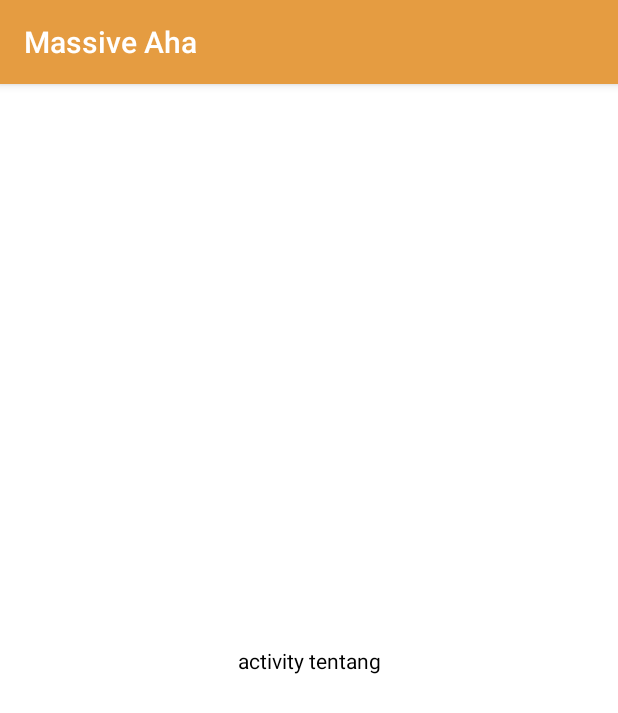
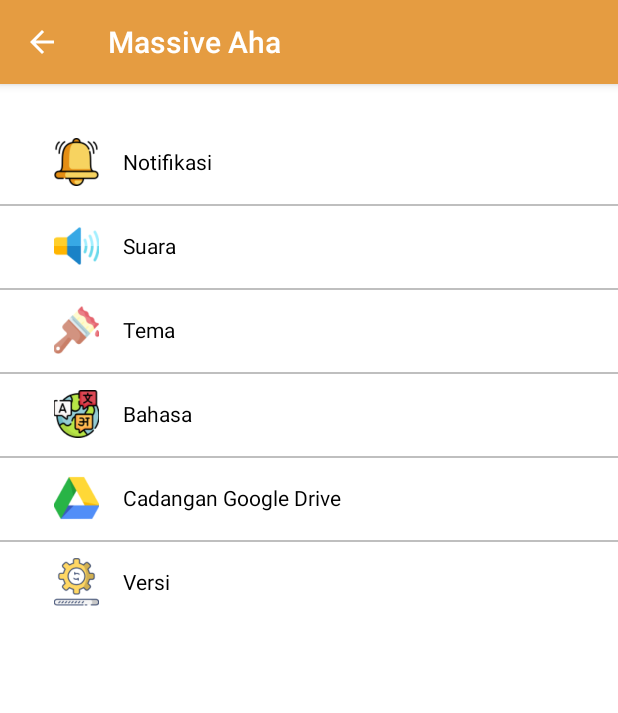
Before and after one commit to fillah11/MassiveC-mAYMO, an Android app: the AboutAct screen opened directly, with no data from a screen before it, on a phone screen of 412 x 824 dp. Shown: the top 713 px of the screen. Run offline under Robolectric (Android 15) with nearby library versions, the phone set to English and light mode, and no system bars.

Commit message:
Tentang Aplikasi

```diff
--- a/app/src/main/java/com/fillah/massiveaha/one/AboutAct.kt
+++ b/app/src/main/java/com/fillah/massiveaha/one/AboutAct.kt
@@ -2,11 +2,56 @@ package com.fillah.massiveaha.one
 
 import android.support.v7.app.AppCompatActivity
 import android.os.Bundle
+import android.support.v7.app.ActionBar
+import android.view.MenuItem
+import android.widget.Toast
 import com.fillah.massiveaha.R
+import com.fillah.massiveaha.databinding.ActivityAboutBinding
 
 class AboutAct : AppCompatActivity() {
+
+    private lateinit var binding: ActivityAboutBinding
+
     override fun onCreate(savedInstanceState: Bundle?) {
         super.onCreate(savedInstanceState)
-        setContentView(R.layout.activity_about)
+        binding = ActivityAboutBinding.inflate(layoutInflater)
+        setContentView(binding.root)
+
+        var actionBar = getSupportActionBar()
+
+
+        if (actionBar != null) {
+            actionBar.setDisplayHomeAsUpEnabled(true)
+        }
+
+        binding.tvNotifikasi.setOnClickListener{
+            Toast.makeText(this, "Notifikasi", Toast.LENGTH_SHORT).show()
+        }
+
+        binding.tvSuara.setOnClickListener{
+            Toast.makeText(this, "Suara", Toast.LENGTH_SHORT).show()
+        }
+
+        binding.tvTema.setOnClickListener{
+            Toast.makeText(this, "Tema", Toast.LENGTH_SHORT).show()
+        }
+
+        binding.tvBahasa.setOnClickListener{
+            Toast.makeText(this, "Bahasa", Toast.LENGTH_SHORT).show()
+        }
+
+        binding.tvCadangan.setOnClickListener{
+            Toast.makeText(this, "Cadangan Google Drive", Toast.LENGTH_SHORT).show()
+        }
+
+        binding.tvVersi.setOnClickListener{
+            Toast.makeText(this, "Versi", Toast.LENGTH_SHORT).show()
+        }
+
+    }
+
+    override fun onSupportNavigateUp(): Boolean {
+        finish()
+        return true
     }
 }
--- /dev/null
+++ b/app/src/main/res/drawable/bahasa.xml
@@ -0,0 +1,9 @@
+<?xml version="1.0" encoding="utf-8"?>
+<layer-list xmlns:android="http://schemas.android.com/apk/res/android">
+
+    <item
+        android:drawable="@drawable/bahasa_icon"
+        android:width="30dp"
+        android:height="32dp"/>
+
+</layer-list>
--- /dev/null
+++ b/app/src/main/res/drawable/cadangan.xml
@@ -0,0 +1,9 @@
+<?xml version="1.0" encoding="utf-8"?>
+<layer-list xmlns:android="http://schemas.android.com/apk/res/android">
+
+    <item
+        android:drawable="@drawable/cadangan_icon"
+        android:width="30dp"
+        android:height="32dp"/>
+
+</layer-list>
--- /dev/null
+++ b/app/src/main/res/drawable/google.xml
@@ -0,0 +1,9 @@
+<?xml version="1.0" encoding="utf-8"?>
+<layer-list xmlns:android="http://schemas.android.com/apk/res/android">
+
+    <item
+        android:drawable="@drawable/google_icon"
+        android:width="22dp"
+        android:height="22dp"/>
+
+</layer-list>
--- /dev/null
+++ b/app/src/main/res/drawable/notifikasi.xml
@@ -0,0 +1,9 @@
+<?xml version="1.0" encoding="utf-8"?>
+<layer-list xmlns:android="http://schemas.android.com/apk/res/android">
+
+    <item
+        android:drawable="@drawable/notifikasi_icon"
+        android:width="30dp"
+        android:height="32dp"/>
+
+</layer-list>
--- /dev/null
+++ b/app/src/main/res/drawable/suara.xml
@@ -0,0 +1,9 @@
+<?xml version="1.0" encoding="utf-8"?>
+<layer-list xmlns:android="http://schemas.android.com/apk/res/android">
+
+    <item
+        android:drawable="@drawable/suara_icon"
+        android:width="30dp"
+        android:height="32dp"/>
+
+</layer-list>
--- /dev/null
+++ b/app/src/main/res/drawable/tema.xml
@@ -0,0 +1,9 @@
+<?xml version="1.0" encoding="utf-8"?>
+<layer-list xmlns:android="http://schemas.android.com/apk/res/android">
+
+    <item
+        android:drawable="@drawable/tema_icon"
+        android:width="30dp"
+        android:height="32dp"/>
+
+</layer-list>
--- /dev/null
+++ b/app/src/main/res/drawable/versi.xml
@@ -0,0 +1,9 @@
+<?xml version="1.0" encoding="utf-8"?>
+<layer-list xmlns:android="http://schemas.android.com/apk/res/android">
+
+    <item
+        android:drawable="@drawable/versi_icon"
+        android:width="30dp"
+        android:height="32dp"/>
+
+</layer-list>
--- a/app/src/main/res/layout/activity_about.xml
+++ b/app/src/main/res/layout/activity_about.xml
@@ -4,18 +4,133 @@
     xmlns:tools="http://schemas.android.com/tools"
     android:layout_width="match_parent"
     android:layout_height="match_parent"
-    tools:context=".one.AboutAct">
+    tools:context=".one.AboutAct"
+    android:paddingTop="24dp">
 
     <TextView
-        android:layout_width="wrap_content"
+        android:id="@+id/tv_Notifikasi"
+        android:layout_width="match_parent"
         android:layout_height="wrap_content"
-        android:text="activity tentang"
+        android:text="Notifikasi"
         android:textColor="@color/black"
+        android:paddingVertical="12dp"
+        android:paddingHorizontal="36dp"
+        android:textSize="14sp"
+        android:gravity="center_vertical"
+        android:drawableStart="@drawable/notifikasi"
+        android:drawablePadding="16dp"
         app:layout_constraintTop_toTopOf="parent"
         app:layout_constraintStart_toStartOf="parent"
-        app:layout_constraintEnd_toEndOf="parent"
-        app:layout_constraintBottom_toBottomOf="parent"
-        />
+        app:layout_constraintEnd_toEndOf="parent"/>
 
+    <View
+        app:layout_constraintTop_toBottomOf="@id/tv_Notifikasi"
+        android:layout_width="match_parent"
+        android:layout_height="1dp"
+        android:background="#40000000"/>
+
+    <TextView
+        android:id="@+id/tv_Suara"
+        android:layout_width="match_parent"
+        android:layout_height="wrap_content"
+        android:text="Suara"
+        android:textColor="@color/black"
+        android:paddingVertical="12dp"
+        android:paddingHorizontal="36dp"
+        android:textSize="14sp"
+        android:gravity="center_vertical"
+        android:drawableStart="@drawable/suara"
+        android:drawablePadding="16dp"
+        app:layout_constraintTop_toBottomOf="@id/tv_Notifikasi"
+        app:layout_constraintStart_toStartOf="parent"
+        app:layout_constraintEnd_toEndOf="parent"/>
+
+    <View
+        app:layout_constraintTop_toBottomOf="@id/tv_Suara"
+        android:layout_width="match_parent"
+        android:layout_height="1dp"
+        android:background="#40000000"/>
+
+    <TextView
+        android:id="@+id/tv_Tema"
+        android:layout_width="match_parent"
+        android:layout_height="wrap_content"
+        android:text="Tema"
+        android:textColor="@color/black"
+        android:paddingVertical="12dp"
+        android:paddingHorizontal="36dp"
+        android:textSize="14sp"
+        android:gravity="center_vertical"
+        android:drawableStart="@drawable/tema"
+        android:drawablePadding="16dp"
+        app:layout_constraintTop_toBottomOf="@id/tv_Suara"
+        app:layout_constraintStart_toStartOf="parent"
+        app:layout_constraintEnd_toEndOf="parent"/>
+
+    <View
+        app:layout_constraintTop_toBottomOf="@id/tv_Tema"
+        android:layout_width="match_parent"
+        android:layout_height="1dp"
+        android:background="#40000000"/>
+
+    <TextView
+        android:id="@+id/tv_Bahasa"
+        android:layout_width="match_parent"
+        android:layout_height="wrap_content"
+        android:text="Bahasa"
+        android:textColor="@color/black"
+        android:paddingVertical="12dp"
+        android:paddingHorizontal="36dp"
+        android:textSize="14sp"
+        android:gravity="center_vertical"
+        android:drawableStart="@drawable/bahasa"
+        android:drawablePadding="16dp"
+        app:layout_constraintTop_toBottomOf="@id/tv_Tema"
+        app:layout_constraintStart_toStartOf="parent"
+        app:layout_constraintEnd_toEndOf="parent"/>
+
+    <View
+        app:layout_constraintTop_toBottomOf="@id/tv_Bahasa"
+        android:layout_width="match_parent"
+        android:layout_height="1dp"
+        android:background="#40000000"/>
+
+    <TextView
+        android:id="@+id/tv_Cadangan"
+        android:layout_width="match_parent"
+        android:layout_height="wrap_content"
+        android:text="Cadangan Google Drive"
+        android:textColor="@color/black"
+        android:paddingVertical="12dp"
+        android:paddingHorizontal="36dp"
+        android:textSize="14sp"
+        android:gravity="center_vertical"
+        android:drawableStart="@drawable/cadangan"
+        android:drawablePadding="16dp"
+        app:layout_constraintTop_toBottomOf="@id/tv_Bahasa"
+        app:layout_constraintStart_toStartOf="parent"
+        app:layout_constraintEnd_toEndOf="parent"/>
+
+    <View
+        app:layout_constraintTop_toBottomOf="@id/tv_Cadangan"
+        android:layout_width="match_parent"
+        android:layout_height="1dp"
+        android:background="#40000000"/>
+
+    <TextView
+        android:id="@+id/tv_Versi"
+        android:layout_width="match_parent"
+        android:layout_height="wrap_content"
+        android:text="Versi"
+        android:textColor="@color/black"
+        android:paddingVertical="12dp"
+        android:paddingHorizontal="36dp"
+        android:textSize="14sp"
+        android:gravity="center_vertical"
+        android:drawableStart="@drawable/versi"
+        android:drawablePadding="16dp"
+        app:layout_constraintTop_toBottomOf="@id/tv_Cadangan"
+        app:layout_constraintStart_toStartOf="parent"
+        app:layout_constraintEnd_toEndOf="parent"/>
 
 </android.support.constraint.ConstraintLayout>
--- a/app/src/main/res/layout/activity_login.xml
+++ b/app/src/main/res/layout/activity_login.xml
@@ -92,9 +92,7 @@
             android:padding="16dp"
             android:textSize="16sp"
             android:textColor="@color/white"
-            android:background="@drawable/button"
-            >
-        </Button>
+            android:background="@drawable/button"/>
 
         <TextView
             app:layout_constraintStart_toStartOf="parent"
--- a/app/src/main/res/values/strings.xml
+++ b/app/src/main/res/values/strings.xml
@@ -12,7 +12,7 @@
     <string name="tv_other_login">Atau login dengan</string>
     <string name="tv_tips_header">Tips mengelola keuangan!</string>
     <string name="tv_tips">Berdasarkan penghasilan anda, anda harus mengaplikasikan 50:30:20 rule.</string>
-    <string name="tv_tips_1">50% (RpXX.XXX,00) digunakan untuk membayar tagihan bulanan dan kebutuhan pokok. Misalnya seperti listrik, belanja bulanan, cicilan, serta biaya transportasi.</string>
-    <string name="tv_tips_2">30% (RpXX.XXX,00) sebagai dana fleksibel. Sehingga barang yang anda inginkan tetapi tidak esensial dapat dibeli dengan budget ini. Contohnya Anda bisa menggunakan dana fleksibel untuk membeli baju, menonton bioskop, atau bepergian.</string>
-    <string name="tv_tips_3">20% (RpXX.XXX,00) dialokasikan untuk mencapai tujuan finansial Anda yaitu investasi, tabungan, dan asuransi. Sehingga Anda memiliki dana yang dapat dipakai saata keadaan terdesak atau memenuhi impian Anda.</string>
+    <string name="tv_tips_1">50% <b>(RpXX.XXX,00)</b> digunakan untuk membayar tagihan bulanan dan kebutuhan pokok. Misalnya seperti listrik, belanja bulanan, cicilan, serta biaya transportasi.</string>
+    <string name="tv_tips_2">30% <b>(RpXX.XXX,00)</b> sebagai dana fleksibel. Sehingga barang yang anda inginkan tetapi tidak esensial dapat dibeli dengan budget ini. Contohnya Anda bisa menggunakan dana fleksibel untuk membeli baju, menonton bioskop, atau bepergian.</string>
+    <string name="tv_tips_3">20% <b>(RpXX.XXX,00)</b> dialokasikan untuk mencapai tujuan finansial Anda yaitu investasi, tabungan, dan asuransi. Sehingga Anda memiliki dana yang dapat dipakai saata keadaan terdesak atau memenuhi impian Anda.</string>
 </resources>
```
Also changed, not shown: app/src/main/res/drawable/bahasa_icon.png (added), app/src/main/res/drawable/cadangan_icon.png (added), app/src/main/res/drawable/google_icon.png (added), app/src/main/res/drawable/notifikasi_icon.png (added), app/src/main/res/drawable/suara_icon.png (added), app/src/main/res/drawable/tema_icon.png (added), app/src/main/res/drawable/versi_icon.png (added).
